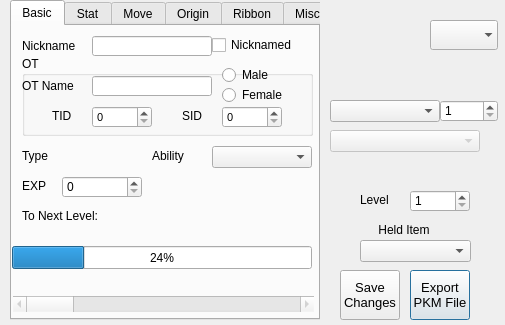
Above: QT Projects/pkmviewer.ui from Annovae/PKMDS-G5 before the change. Below: the same form after it.
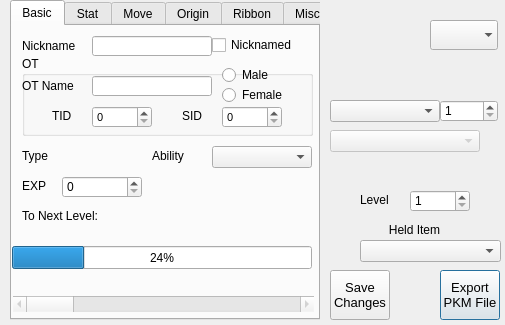
That is the form after the change.

Diff of the .ui file:
```diff
--- a/QT Projects/pkmviewer.ui
+++ b/QT Projects/pkmviewer.ui
@@ -53,7 +53,7 @@
    <widget class="QPushButton" name="btnExportPKMFile">
     <property name="geometry">
      <rect>
-      <x>80</x>
+      <x>110</x>
       <y>270</y>
       <width>60</width>
       <height>50</height>
@@ -74,7 +74,7 @@
      <rect>
       <x>30</x>
       <y>240</y>
-      <width>111</width>
+      <width>141</width>
       <height>22</height>
      </rect>
     </property>
@@ -128,7 +128,7 @@
    <widget class="QPushButton" name="btnSaveChanges">
     <property name="geometry">
      <rect>
-      <x>10</x>
+      <x>0</x>
       <y>270</y>
       <width>60</width>
       <height>50</height>
@@ -162,7 +162,7 @@
      <rect>
       <x>-1</x>
       <y>220</y>
-      <width>150</width>
+      <width>171</width>
       <height>20</height>
      </rect>
     </property>
```
Left out of the diff: 28 changed lines with no effect on the pictures.
